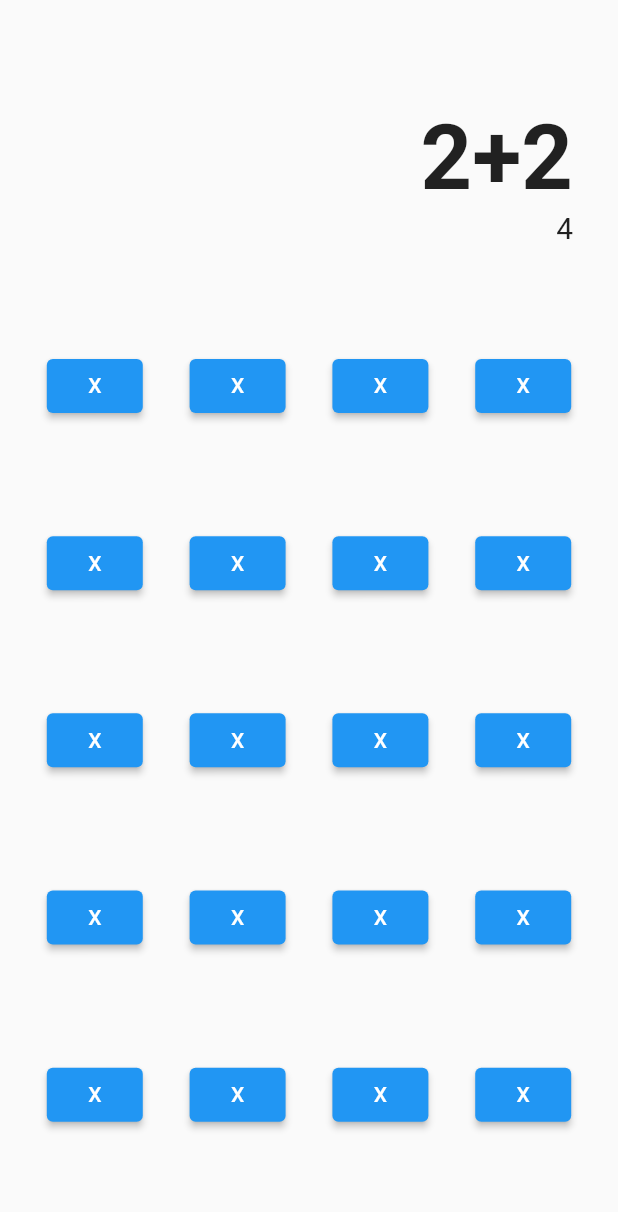
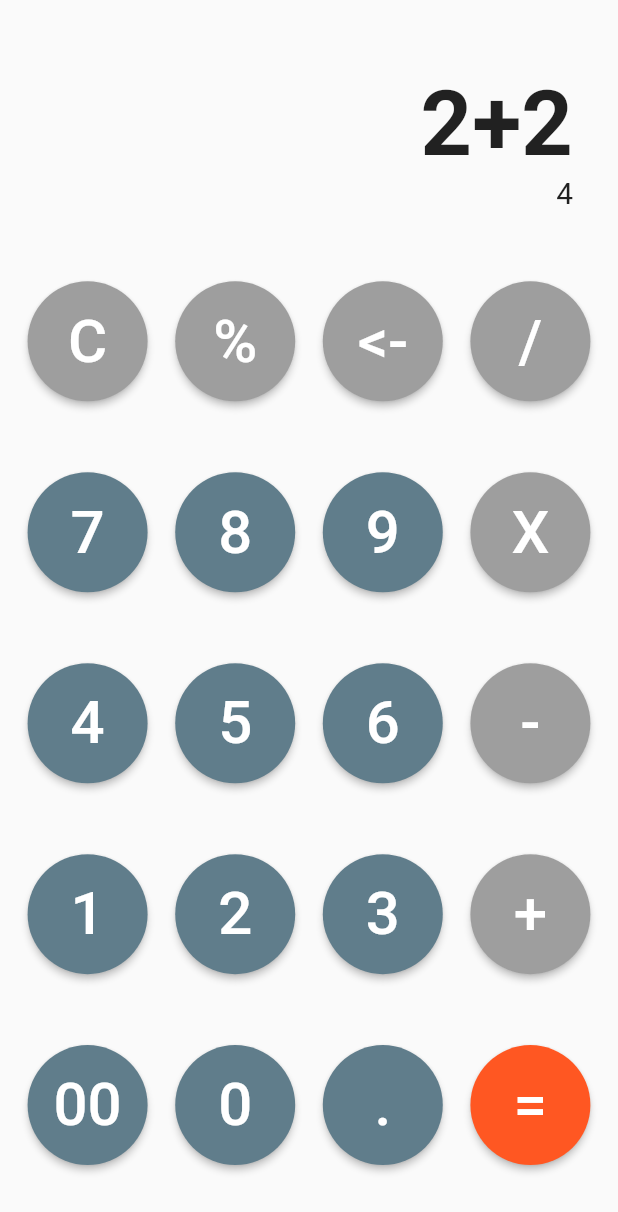
Before and after one commit to PeteFriedrich/flutter-calculator, a Flutter app: the screen it shows after launch, on a phone screen of 412 x 824 dp. Shown: the top 1212 px of the screen. Run offline on Flutter 3.47's test engine with Material 2 defaults, Android fonts, the phone set to English and light mode, and no system bars.

Commit message:
Set up a custom button widget

```diff
--- /dev/null
+++ b/calculator/lib/button.dart
@@ -0,0 +1,32 @@
+import 'package:flutter/material.dart';
+
+class CalculatorButton extends StatelessWidget {
+  final String buttonLabel;
+  final Color buttonColor;
+  final VoidCallback onPressed;
+  const CalculatorButton({
+    super.key,
+    required this.buttonLabel,
+    required this.buttonColor,
+    required this.onPressed,
+  });
+  @override
+  Widget build(BuildContext context) {
+    return ElevatedButton(
+      style: ElevatedButton.styleFrom(
+        shape: const CircleBorder(),
+        fixedSize: const Size(80, 80),
+        backgroundColor: buttonColor,
+      ),
+      onPressed: () {
+        // Carry out function for calculation
+      },
+      child: Text(
+        buttonLabel,
+        style: const TextStyle(
+          fontSize: 40,
+        ),
+      ),
+    );
+  }
+}
--- a/calculator/lib/main.dart
+++ b/calculator/lib/main.dart
@@ -1,4 +1,5 @@
 import 'package:flutter/material.dart';
+import './button.dart';
 
 void main() {
   runApp(const MainApp());
@@ -6,6 +7,10 @@ void main() {
 
 class MainApp extends StatelessWidget {
   const MainApp({super.key});
+
+  final operatorButtonColor = Colors.grey;
+  final numberButtonColor = Colors.blueGrey;
+  final equalsButtonColor = Colors.deepOrange;
 
   @override
   Widget build(BuildContext context) {
@@ -44,46 +49,126 @@ class MainApp extends StatelessWidget {
             Row(
               mainAxisAlignment: MainAxisAlignment.spaceEvenly,
               children: <Widget>[
-                calculatorButton,
-                calculatorButton,
-                calculatorButton,
-                calculatorButton,
+                CalculatorButton(
+                  buttonLabel: 'C',
+                  buttonColor: operatorButtonColor,
+                  onPressed: () {},
+                ),
+                CalculatorButton(
+                  buttonLabel: '%',
+                  buttonColor: operatorButtonColor,
+                  onPressed: () {},
+                ),
+                CalculatorButton(
+                  buttonLabel: '<-',
+                  buttonColor: operatorButtonColor,
+                  onPressed: () {},
+                ),
+                CalculatorButton(
+                  buttonLabel: '/',
+                  buttonColor: operatorButtonColor,
+                  onPressed: () {},
+                ),
               ],
             ),
             Row(
               mainAxisAlignment: MainAxisAlignment.spaceEvenly,
               children: <Widget>[
-                calculatorButton,
-                calculatorButton,
-                calculatorButton,
-                calculatorButton,
+                CalculatorButton(
+                  buttonLabel: '7',
+                  buttonColor: numberButtonColor,
+                  onPressed: () {},
+                ),
+                CalculatorButton(
+                  buttonLabel: '8',
+                  buttonColor: numberButtonColor,
+                  onPressed: () {},
+                ),
+                CalculatorButton(
+                  buttonLabel: '9',
+                  buttonColor: numberButtonColor,
+                  onPressed: () {},
+                ),
+                CalculatorButton(
+                  buttonLabel: 'X',
+                  buttonColor: operatorButtonColor,
+                  onPressed: () {},
+                ),
               ],
             ),
             Row(
               mainAxisAlignment: MainAxisAlignment.spaceEvenly,
               children: <Widget>[
-                calculatorButton,
-                calculatorButton,
-                calculatorButton,
-                calculatorButton,
+                CalculatorButton(
+                  buttonLabel: '4',
+                  buttonColor: numberButtonColor,
+                  onPressed: () {},
+                ),
+                CalculatorButton(
+                  buttonLabel: '5',
+                  buttonColor: numberButtonColor,
+                  onPressed: () {},
+                ),
+                CalculatorButton(
+                  buttonLabel: '6',
+                  buttonColor: numberButtonColor,
+                  onPressed: () {},
+                ),
+                CalculatorButton(
+                  buttonLabel: '-',
+                  buttonColor: operatorButtonColor,
+                  onPressed: () {},
+                ),
               ],
             ),
             Row(
               mainAxisAlignment: MainAxisAlignment.spaceEvenly,
               children: <Widget>[
-                calculatorButton,
-                calculatorButton,
-                calculatorButton,
-                calculatorButton,
+                CalculatorButton(
+                  buttonLabel: '1',
+                  buttonColor: numberButtonColor,
+                  onPressed: () {},
+                ),
+                CalculatorButton(
+                  buttonLabel: '2',
+                  buttonColor: numberButtonColor,
+                  onPressed: () {},
+                ),
+                CalculatorButton(
+                  buttonLabel: '3',
+                  buttonColor: numberButtonColor,
+                  onPressed: () {},
+                ),
+                CalculatorButton(
+                  buttonLabel: '+',
+                  buttonColor: operatorButtonColor,
+                  onPressed: () {},
+                ),
               ],
             ),
             Row(
               mainAxisAlignment: MainAxisAlignment.spaceEvenly,
               children: <Widget>[
-                calculatorButton,
-                calculatorButton,
-                calculatorButton,
-                calculatorButton,
+                CalculatorButton(
+                  buttonLabel: '00',
+                  buttonColor: numberButtonColor,
+                  onPressed: () {},
+                ),
+                CalculatorButton(
+                  buttonLabel: '0',
+                  buttonColor: numberButtonColor,
+                  onPressed: () {},
+                ),
+                CalculatorButton(
+                  buttonLabel: '.',
+                  buttonColor: numberButtonColor,
+                  onPressed: () {},
+                ),
+                CalculatorButton(
+                  buttonLabel: '=',
+                  buttonColor: equalsButtonColor,
+                  onPressed: () {},
+                ),
               ],
             ),
           ],
@@ -92,9 +177,3 @@ class MainApp extends StatelessWidget {
     );
   }
 }
-
-// TODO: Turn this into a function to take different text/icons
-var calculatorButton = ElevatedButton(
-  onPressed: () {},
-  child: const Text('X'),
-);
```
Also changed, not shown: 1 other file.
